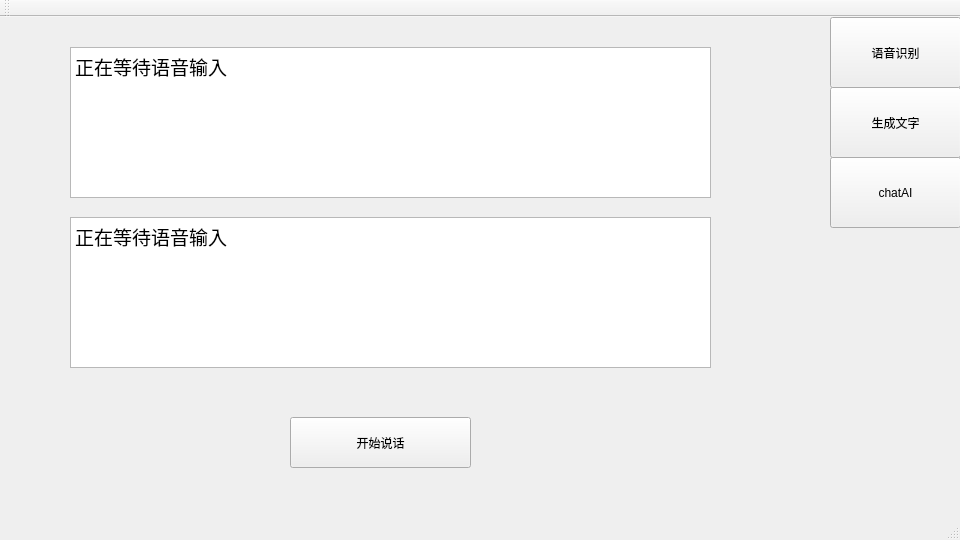
Qt form chatAI/chatAI.ui (AkingDsq/chatAI) before a commit.
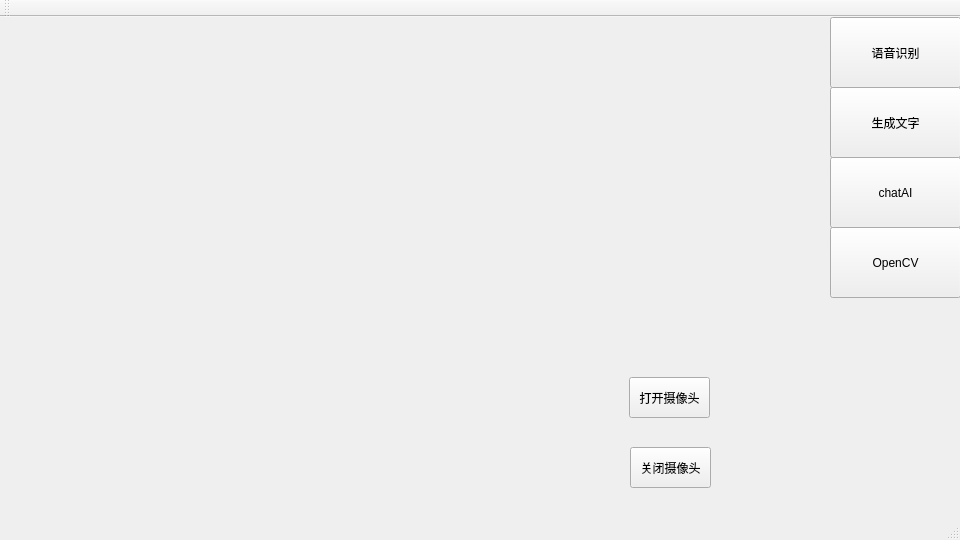
The same form after that commit.

```diff
--- a/chatAI/chatAI.ui
+++ b/chatAI/chatAI.ui
@@ -24,7 +24,7 @@
      </rect>
     </property>
     <property name="currentIndex">
-     <number>0</number>
+     <number>3</number>
     </property>
     <widget class="QWidget" name="page">
      <widget class="QTextEdit" name="text1">
@@ -190,6 +190,47 @@
       </property>
      </widget>
     </widget>
+    <widget class="QWidget" name="page_4">
+     <widget class="QLabel" name="Camera">
+      <property name="geometry">
+       <rect>
+        <x>10</x>
+        <y>10</y>
+        <width>551</width>
+        <height>451</height>
+       </rect>
+      </property>
+      <property name="text">
+       <string/>
+      </property>
+     </widget>
+     <widget class="QPushButton" name="Open">
+      <property name="geometry">
+       <rect>
+        <x>619</x>
+        <y>350</y>
+        <width>81</width>
+        <height>41</height>
+       </rect>
+      </property>
+      <property name="text">
+       <string>打开摄像头</string>
+      </property>
+     </widget>
+     <widget class="QPushButton" name="Close">
+      <property name="geometry">
+       <rect>
+        <x>620</x>
+        <y>420</y>
+        <width>81</width>
+        <height>41</height>
+       </rect>
+      </property>
+      <property name="text">
+       <string>关闭摄像头</string>
+      </property>
+     </widget>
+    </widget>
    </widget>
    <widget class="QPushButton" name="voice">
     <property name="geometry">
@@ -230,6 +271,19 @@
      <string>chatAI</string>
     </property>
    </widget>
+   <widget class="QPushButton" name="Cv">
+    <property name="geometry">
+     <rect>
+      <x>830</x>
+      <y>210</y>
+      <width>131</width>
+      <height>71</height>
+     </rect>
+    </property>
+    <property name="text">
+     <string>OpenCV</string>
+    </property>
+   </widget>
   </widget>
   <widget class="QMenuBar" name="menuBar">
    <property name="geometry">
```
